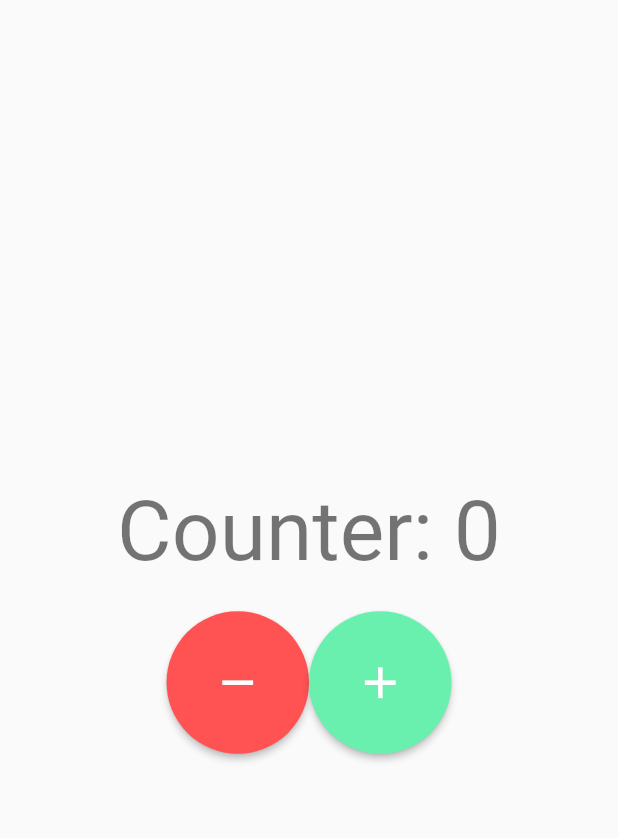
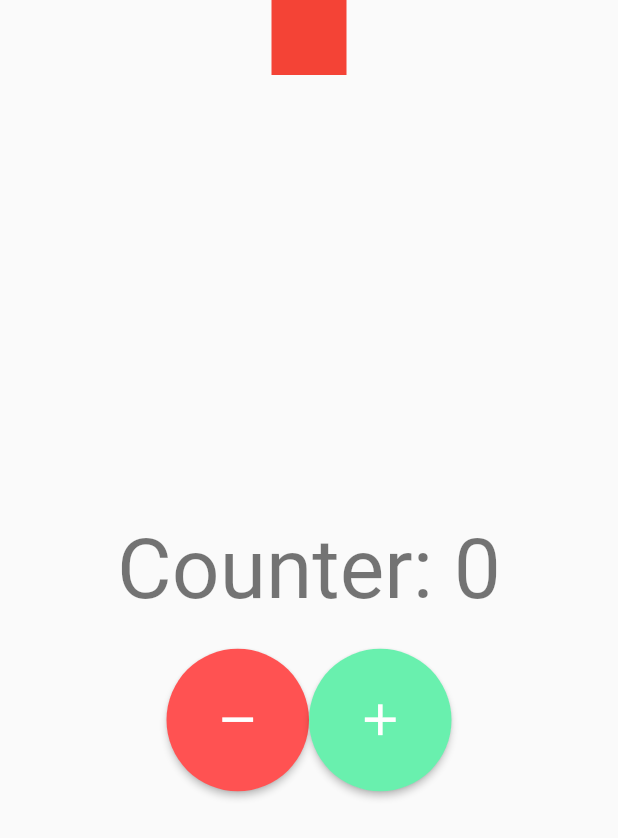
Before and after one commit to xenxi/flutter-web-routes, a Flutter app: the screen it shows after launch, on a phone screen of 412 x 824 dp. Shown: the top 838 px of the screen. Run offline on Flutter 3.47's test engine with Material 2 defaults, Android fonts, the light colour scheme and no system bars.

Commit message:
:lipstick: add navbar menu

```diff
--- a/lib/presentation/pages/counter_page.dart
+++ b/lib/presentation/pages/counter_page.dart
@@ -1,4 +1,5 @@
 import 'package:flutter/material.dart';
+import 'package:flutter_web_routes_spike/presentation/shared/custom_navbar_menu.dart';
 import 'package:flutter_web_routes_spike/presentation/shared/custom_circle_button.dart';
 
 class CounterPage extends StatefulWidget {
@@ -18,6 +19,8 @@ class _CounterPageState extends State<CounterPage> {
       body: Column(
         mainAxisAlignment: MainAxisAlignment.center,
         children: [
+          const CustumNavbarMenu(),
+          const Spacer(),
           Center(
             child: Text(
               'Counter: $numOfClicks',
@@ -41,7 +44,8 @@ class _CounterPageState extends State<CounterPage> {
                 onPressed: () => setState(() => numOfClicks++),
               ),
             ],
-          )
+          ),
+          const Spacer(),
         ],
       ),
     );
--- /dev/null
+++ b/lib/presentation/shared/custom_navbar_menu.dart
@@ -0,0 +1,14 @@
+import 'package:flutter/material.dart';
+
+class CustumNavbarMenu extends StatelessWidget {
+  const CustumNavbarMenu({Key? key}) : super(key: key);
+
+  @override
+  Widget build(BuildContext context) {
+    return Container(
+      width: 50,
+      height: 50,
+      color: Colors.red,
+    );
+  }
+}
```
